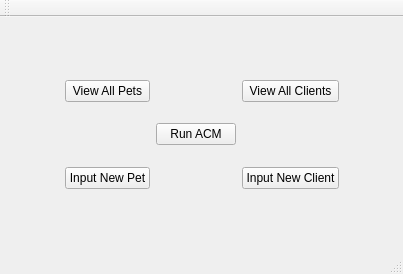
Old version of the form interface/mainwindow.ui in the repository ArclightEntertainment/arclight-placeholder.
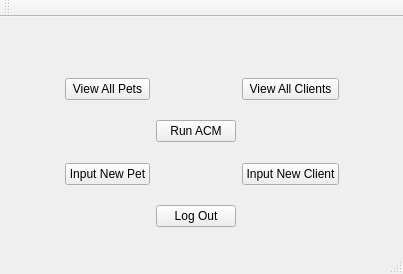
New version of the form.

```diff
--- a/interface/mainwindow.ui
+++ b/interface/mainwindow.ui
@@ -168,6 +168,13 @@
         </property>
        </widget>
       </item>
+      <item row="7" column="2">
+       <widget class="QPushButton" name="logOutButton">
+        <property name="text">
+         <string>Log Out</string>
+        </property>
+       </widget>
+      </item>
      </layout>
     </item>
    </layout>
```
